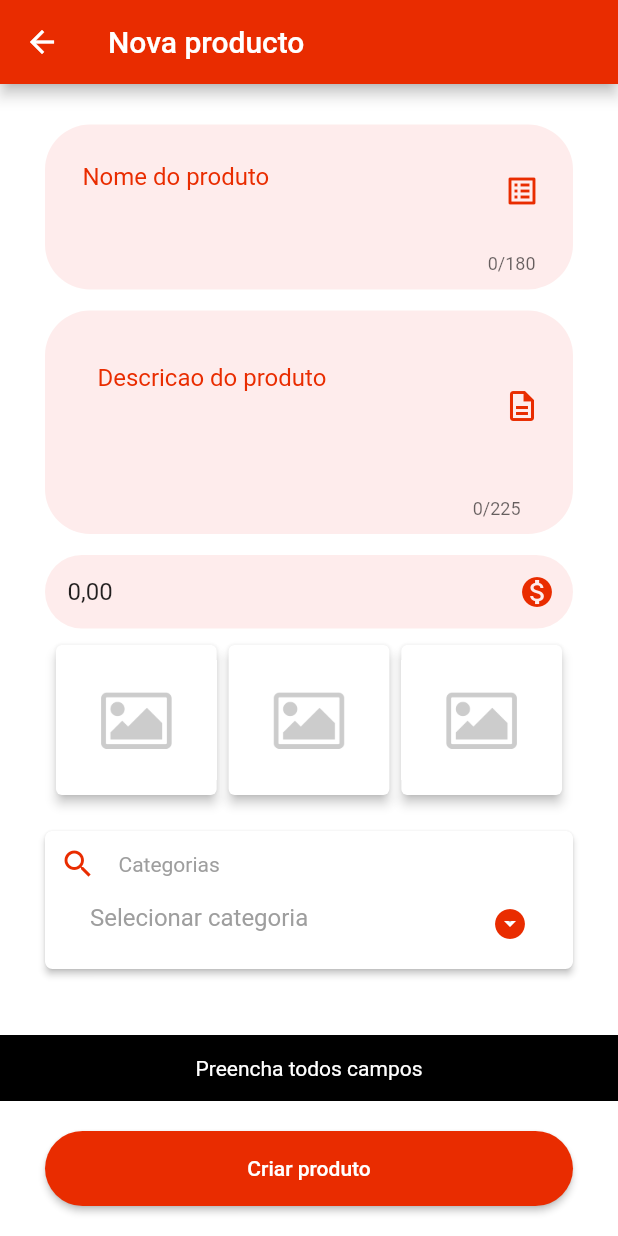
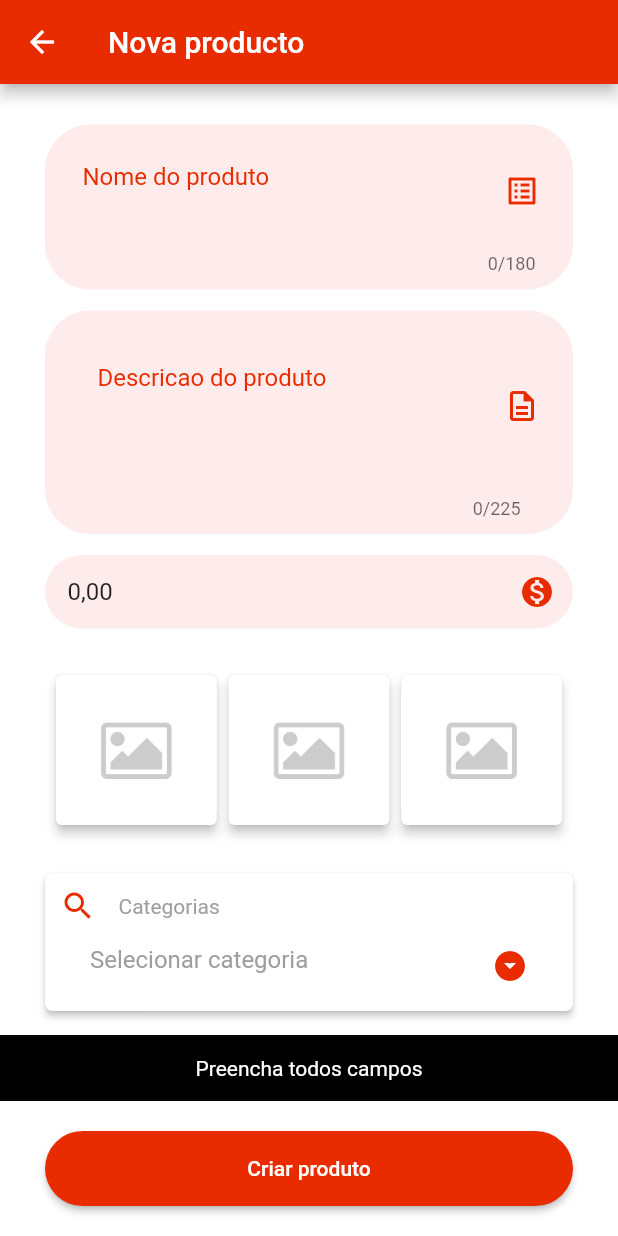
Before and after one commit to eliezerantonio/flutter_delivery, a Flutter app: the RestaurantProductsCreatePage screen opened by its route, after a tap on "Criar produto", on a phone screen of 412 x 824 dp. Run offline on Flutter 3.47's test engine with Material 2 defaults, Android fonts, the phone set to English and light mode, and no system bars; our stand-ins replace flutter_masked_text, fluttertoast, image_picker, shared_preferences, sn_progress_dialog; accounts and stored records are empty; statements that could not run were skipped.

Commit message:
model product

```diff
--- /dev/null
+++ b/flutter_delivery/lib/src/models/product.dart
@@ -0,0 +1,57 @@
+// To parse this JSON data, do
+//
+//     final category = categoryFromJson(jsonString);
+
+import 'dart:convert';
+
+Category categoryFromJson(String str) => Category.fromJson(json.decode(str));
+
+String categoryToJson(Category data) => json.encode(data.toJson());
+
+class Category {
+  Category({
+    this.id,
+    this.name,
+    this.description,
+    this.image1,
+    this.image2,
+    this.image3,
+    this.price,
+    this.idCategory,
+    this.quantity,
+  });
+
+  String id;
+  String name;
+  String description;
+  String image1;
+  String image2;
+  String image3;
+  double price;
+  int idCategory;
+  int quantity;
+
+  factory Category.fromJson(Map<String, dynamic> json) => Category(
+        id: json["id"],
+        name: json["name"],
+        description: json["description"],
+        image1: json["image1"],
+        image2: json["image2"],
+        image3: json["image3"],
+        price: json["price"].toDouble(),
+        idCategory: json["idCategory"],
+        quantity: json["quantity"],
+      );
+
+  Map<String, dynamic> toJson() => {
+        "id": id,
+        "name": name,
+        "description": description,
+        "image1": image1,
+        "image2": image2,
+        "image3": image3,
+        "price": price,
+        "idCategory": idCategory,
+        "quantity": quantity,
+      };
+}
--- a/flutter_delivery/lib/src/pages/restaurant/products/create/restaurant_products_create_page.dart
+++ b/flutter_delivery/lib/src/pages/restaurant/products/create/restaurant_products_create_page.dart
@@ -39,16 +39,19 @@ class _RestaurantProductsCreatePageState
           _textFieldName(),
           _textFieldDescription(),
           _textFieldPrice(),
+          SizedBox(
+            height: 20,
+          ),
           Row(
             mainAxisAlignment: MainAxisAlignment.center,
             children: [
-              _cardImage(null, 1),
-              _cardImage(null, 2),
-              _cardImage(null, 3),
+              _cardImage(controller.imageFile1, 1),
+              _cardImage(controller.imageFile2, 2),
+              _cardImage(controller.imageFile3, 3),
             ],
           ),
           SizedBox(
-            height: 20,
+            height: 28,
           ),
           _dropDownCategories(controller.categories)
         ],
@@ -126,7 +129,9 @@ class _RestaurantProductsCreatePageState
   }
 
   Widget _cardImage(File imageFile, int numberFile) {
-    return imageFile != null
+    return GestureDetector(
+      onTap: () => controller.showAlertDialog(numberFile),
+      child: imageFile != null
           ? Card(
               elevation: 3,
               child: Container(
@@ -140,6 +145,7 @@ class _RestaurantProductsCreatePageState
                   height: 100,
                   width: MediaQuery.of(context).size.width * 0.26,
                   child: Image.asset("assets/img/no-image.png")),
+            ),
     );
   }
 
--- a/flutter_delivery/lib/src/pages/restaurant/products/create/resturant_products_create_controller.dart
+++ b/flutter_delivery/lib/src/pages/restaurant/products/create/resturant_products_create_controller.dart
@@ -1,3 +1,5 @@
+import 'dart:io';
+
 import 'package:flutter/material.dart';
 import 'package:flutter_delivery/src/models/category.dart';
 
@@ -6,6 +8,7 @@ import 'package:flutter_delivery/src/provider/categories_provider.dart';
 import 'package:flutter_delivery/src/utils/my_snackbar.dart';
 import 'package:flutter_delivery/src/utils/shared_prefs.dart';
 import 'package:flutter_masked_text/flutter_masked_text.dart';
+import 'package:image_picker/image_picker.dart';
 
 class RestaurantProductsCreateController {
   BuildContext context;
@@ -15,23 +18,41 @@ class RestaurantProductsCreateController {
   TextEditingController descriptionController = TextEditingController();
   MoneyMaskedTextController priceController = MoneyMaskedTextController();
   CategoriesProvider _categoryProvider = new CategoriesProvider();
+
   User user;
   List<Category> categories = [];
-  String idCategory;//categoria selecionada
+  String idCategory; //categoria selecionada
   SharedPref _sharedPrefs = new SharedPref();
+
+  XFile pickedFile;
+  File imageFile1;
+  File imageFile2;
+  File imageFile3;
+
   Future init(BuildContext context, Function refresh) async {
     this.context = context;
     this.refresh = refresh;
     user = User.fromJson(await _sharedPrefs.read('user'));
-    // _categoryProvider.init(context, user);
+    _categoryProvider.init(context, user);
+    getCategories();
   }
 
   void createProduct() async {
     String name = nameController.text;
     String description = descriptionController.text;
+    double price = priceController.numberValue;
 
-    if (name.isEmpty || description.isEmpty) {
+    if (name.isEmpty || description.isEmpty || price == 0) {
       MySnackbar.show(context, 'Preencha todos campos');
+      return;
+    }
+
+    if (imageFile1 == null || imageFile2 == null || imageFile3 == null) {
+      MySnackbar.show(context, 'Selecione as 3 imagens');
+      return;
+    }
+    if (idCategory == null) {
+      MySnackbar.show(context, 'Selecione a categoria');
       return;
     }
   }
@@ -40,4 +61,48 @@ class RestaurantProductsCreateController {
     categories = await _categoryProvider.getAll();
     refresh();
   }
+
+  void showAlertDialog(int numberFile) {
+    Widget galleryButton = ElevatedButton(
+      onPressed: () {
+        selectImage(ImageSource.gallery, numberFile);
+      },
+      child: Text("Galeria"),
+    );
+
+    Widget cameraButton = ElevatedButton(
+      onPressed: () {
+        selectImage(ImageSource.camera, numberFile);
+      },
+      child: Text("Camera"),
+    );
+
+    AlertDialog alertDialog = AlertDialog(
+      title: Text("Selecionar imagem"),
+      actions: [
+        galleryButton,
+        cameraButton,
+      ],
+    );
+    showDialog(
+        context: context,
+        builder: (context) {
+          return alertDialog;
+        });
+  }
+
+  Future selectImage(ImageSource imageSource, int numberFile) async {
+    pickedFile = await ImagePicker().pickImage(source: imageSource);
+    if (pickedFile != null) {
+      if (numberFile == 1) {
+        imageFile1 = File(pickedFile.path);
+      } else if (numberFile == 2) {
+        imageFile2 = File(pickedFile.path);
+      } else if (numberFile == 3) {
+        imageFile3 = File(pickedFile.path);
+      }
+    }
+    Navigator.of(context).pop();
+    refresh();
+  }
 }
```
Lines whose indentation alone changed are shown as unchanged.
